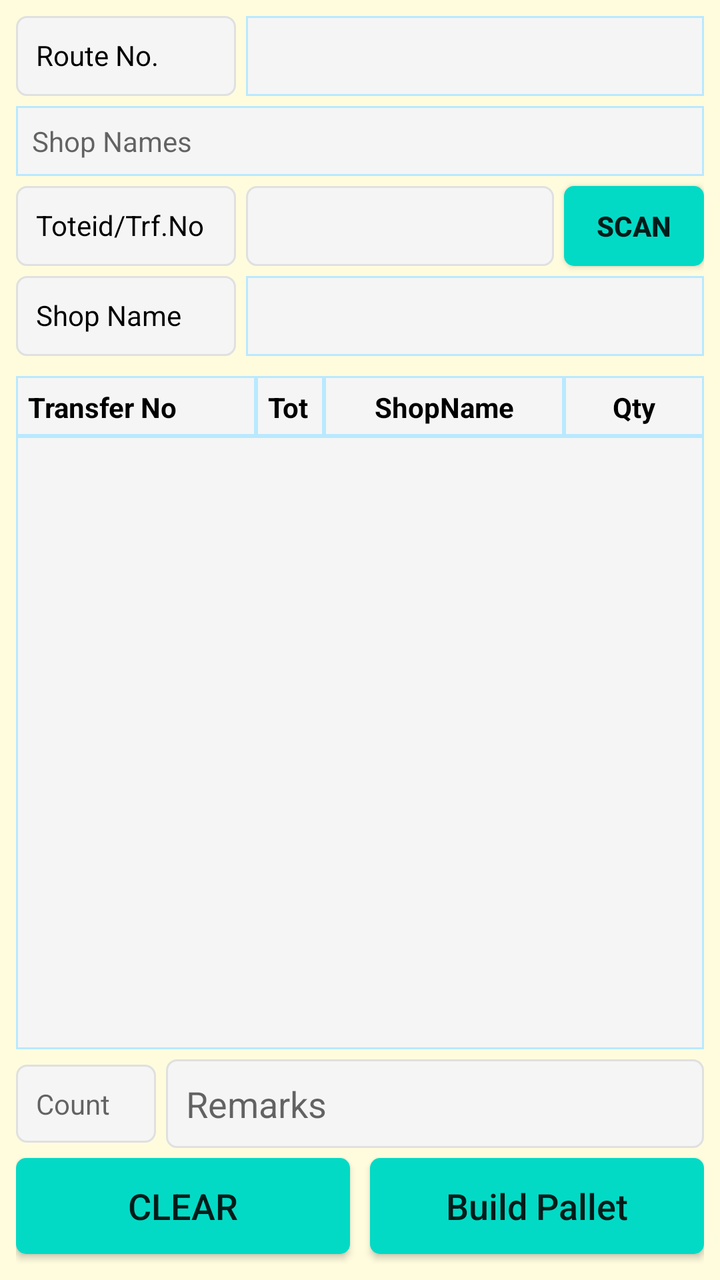
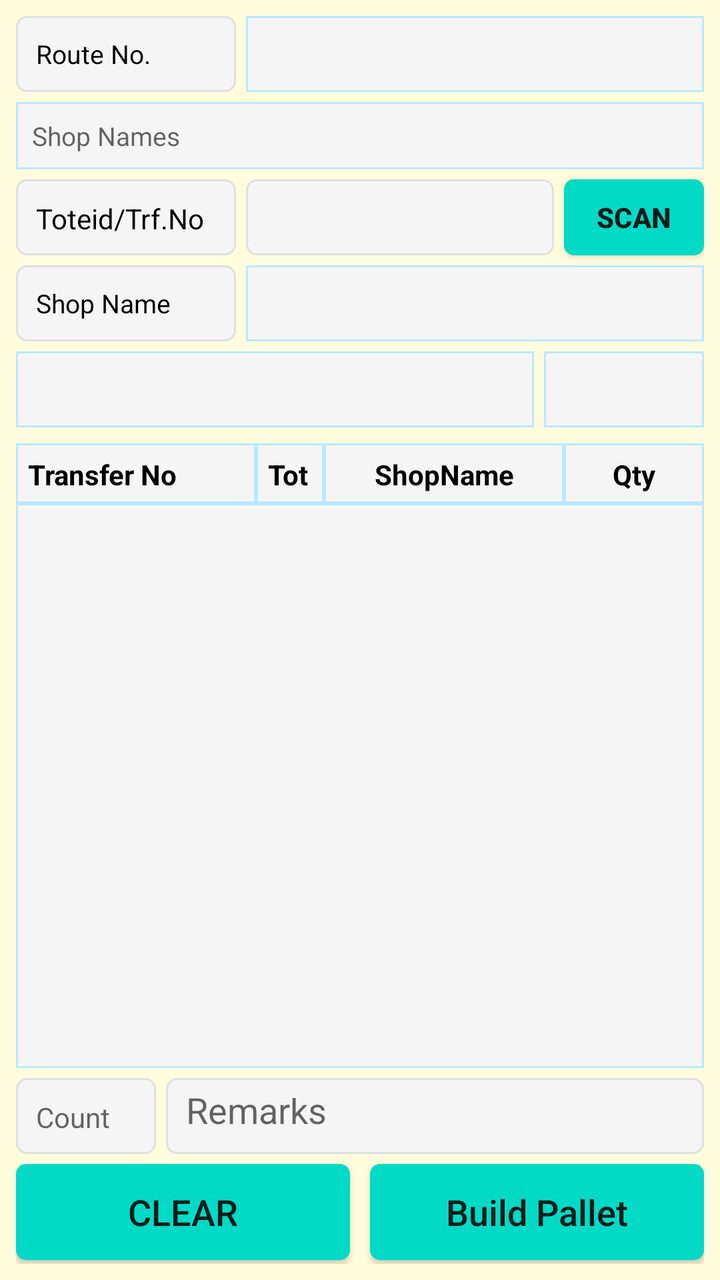

Two renders of the same Android screen: before a commit and after it. Below are the layout's source before the change and the commit's diff.
<!-- AndroidManifest.xml: application theme AppTheme -->
<!-- res/layout/fragment_building_delivery_pallet.xml -->
<?xml version="1.0" encoding="utf-8"?>
<FrameLayout xmlns:android="http://schemas.android.com/apk/res/android"
    xmlns:app="http://schemas.android.com/apk/res-auto"
    xmlns:tools="http://schemas.android.com/tools"
    android:layout_width="match_parent"
    android:layout_height="match_parent"
    android:background="@color/backColor"
    tools:context=".ui.buildingdelpallet.BuildingDeliveryPalletFragment">

    <androidx.constraintlayout.widget.ConstraintLayout
        android:layout_width="match_parent"
        android:layout_height="match_parent"
        android:padding="8dp">

        <TextView
            android:id="@+id/tv_plt_route_no"
            android:layout_width="110dp"
            android:layout_height="40dp"
            android:background="@drawable/et_custom"
            android:gravity="left"
            android:hint=""
            android:padding="10dp"
            android:text="Route No."
            android:textColor="@color/coloBlack"
            android:textSize="14sp"
            app:layout_constraintStart_toStartOf="parent"
            app:layout_constraintTop_toTopOf="parent" />

        <Spinner
            android:id="@+id/sp_plt_route_id"
            android:layout_width="0dp"
            android:layout_height="40dp"
            android:layout_marginLeft="5dp"
            android:background="@drawable/et_custom_total"
            android:gravity="center"
            android:hint=""
            android:padding="8dp"
            android:textSize="14sp"
            app:layout_constraintEnd_toEndOf="parent"
            app:layout_constraintStart_toEndOf="@+id/tv_plt_route_no"
            app:layout_constraintTop_toTopOf="@+id/tv_plt_route_no"
            tools:ignore="SpeakableTextPresentCheck,TouchTargetSizeCheck" />

        <TextView
            android:id="@+id/tv_shopnames_col"
            android:layout_width="0dp"
            android:layout_height="wrap_content"
            android:layout_marginTop="5dp"
            android:background="@drawable/et_custom_total"
            android:hint="Shop Names"
            android:padding="8dp"
            android:textSize="14sp"
            app:layout_constraintEnd_toEndOf="parent"
            app:layout_constraintStart_toStartOf="parent"
            app:layout_constraintTop_toBottomOf="@+id/sp_plt_route_id"></TextView>

        <TextView
            android:id="@+id/tv_plt_toteid"
            android:layout_width="110dp"
            android:layout_height="40dp"
            android:layout_marginTop="5dp"
            android:background="@drawable/et_custom"
            android:gravity="left"
            android:hint=""
            android:padding="10dp"
            android:text="Toteid/Trf.No"
            android:textColor="@color/coloBlack"
            android:textSize="14sp"
            app:layout_constraintStart_toStartOf="parent"
            app:layout_constraintTop_toBottomOf="@id/tv_shopnames_col" />

        <EditText

            android:id="@+id/et_plt_shop_transferno"
            android:layout_width="0dp"
            android:layout_height="40dp"
            android:layout_margin="5dp"
            android:background="@drawable/et_custom"
            android:padding="10dp"
            android:text=""
            android:textColor="@color/coloBlack"
            android:textSize="14sp"
            app:layout_constraintEnd_toStartOf="@+id/bt_transfer_scan"
            app:layout_constraintHorizontal_bias="1.0"
            app:layout_constraintStart_toEndOf="@+id/tv_plt_toteid"
            app:layout_constraintTop_toBottomOf="@+id/tv_shopnames_col">

        </EditText>

        <Button
            android:id="@+id/bt_transfer_scan"
            android:layout_width="70dp"
            android:layout_height="40dp"
            android:background="@drawable/btn_custom1"
            android:text="SCAN"
            android:textAllCaps="false"
            android:textSize="14sp"
            android:textStyle="bold"
            app:layout_constraintEnd_toEndOf="parent"
            app:layout_constraintTop_toTopOf="@+id/tv_plt_toteid"
            tools:ignore="TouchTargetSizeCheck" />

        <TextView
            android:id="@+id/tv_plt_shop"
            android:layout_width="110dp"
            android:layout_height="40dp"
            android:layout_marginTop="5dp"
            android:background="@drawable/et_custom"
            android:gravity="left"
            android:hint=""
            android:padding="10dp"
            android:text="Shop Name"
            android:textColor="@color/coloBlack"
            android:textSize="14sp"
            app:layout_constraintStart_toStartOf="parent"
            app:layout_constraintTop_toBottomOf="@+id/tv_plt_toteid" />

        <Spinner
            android:id="@+id/sp_plt_shopname"
            android:layout_width="0dp"
            android:layout_height="40dp"
            android:layout_marginLeft="5dp"
            android:background="@drawable/et_custom_total"
            android:gravity="center"
            android:hint=""
            android:padding="8dp"
            android:textSize="14sp"
            app:layout_constraintEnd_toEndOf="parent"
            app:layout_constraintStart_toEndOf="@+id/tv_plt_shop"
            app:layout_constraintTop_toTopOf="@+id/tv_plt_shop"
            tools:ignore="SpeakableTextPresentCheck,TouchTargetSizeCheck" />


        <TextView
            android:id="@+id/TextView8"
            android:layout_width="120dp"
            android:layout_height="30dp"
            android:layout_marginTop="10dp"
            android:background="@drawable/et_custom_total"
            android:gravity="left"
            android:hint=""
            android:padding="6dp"
            android:text="Transfer No"
            android:textColor="@color/coloBlack"
            android:textSize="14dp"
            android:textStyle="bold"
            app:layout_constraintStart_toStartOf="parent"
            app:layout_constraintTop_toBottomOf="@+id/tv_plt_shop" />

        <TextView
            android:id="@+id/TextView6"
            android:layout_width="0dp"
            android:layout_height="30dp"
            android:background="@drawable/et_custom_total"
            android:gravity="left"
            android:hint=""
            android:padding="6dp"
            android:text="Toteid"
            android:textColor="@color/coloBlack"
            android:textSize="14dp"
            android:textStyle="bold"
            app:layout_constraintEnd_toStartOf="@+id/TextView7"
            app:layout_constraintStart_toEndOf="@+id/TextView8"
            app:layout_constraintTop_toTopOf="@+id/TextView8" />

        <TextView
            android:id="@+id/TextView7"
            android:layout_width="120dp"
            android:layout_height="30dp"
            android:background="@drawable/et_custom_total"
            android:gravity="center"
            android:hint=""
            android:padding="6dp"
            android:text="ShopName"
            android:textColor="@color/coloBlack"
            android:textSize="14dp"
            android:textStyle="bold"
            app:layout_constraintEnd_toStartOf="@+id/TextView9"
            app:layout_constraintTop_toTopOf="@+id/TextView6" />

        <TextView
            android:id="@+id/TextView9"
            android:layout_width="70dp"
            android:layout_height="30dp"
            android:background="@drawable/et_custom_total"
            android:gravity="center"
            android:hint=""
            android:padding="6dp"
            android:text="Qty"
            android:textColor="@color/coloBlack"
            android:textSize="14dp"
            android:textStyle="bold"
            app:layout_constraintEnd_toEndOf="parent"
            app:layout_constraintTop_toTopOf="@+id/TextView8" />

        <ListView
            android:id="@+id/lv_div_seperate_det"
            android:layout_width="0dp"
            android:layout_height="0dp"
            android:layout_marginBottom="5dp"
            android:background="@drawable/et_custom_total"
            app:layout_constraintEnd_toEndOf="parent"
            app:layout_constraintHorizontal_bias="0.0"
            app:layout_constraintStart_toStartOf="parent"
            app:layout_constraintTop_toBottomOf="@+id/TextView8"
            app:layout_constraintBottom_toTopOf="@+id/et_remarks" />

        <EditText
            android:id="@+id/et_remarks"
            android:layout_width="0dp"
            android:layout_height="wrap_content"
            android:layout_marginBottom="5dp"
            android:background="@drawable/et_custom"
            android:hint="Remarks"
            android:padding="10dp"
            android:textAllCaps="false"
            android:textSize="18sp"
            app:layout_constraintBottom_toTopOf="@+id/bt_status_clear"
            app:layout_constraintEnd_toEndOf="parent"
            app:layout_constraintStart_toEndOf="@+id/tv_count" />

        <TextView
            android:id="@+id/tv_count"
            android:layout_width="70dp"
            android:layout_height="wrap_content"
            android:layout_marginRight="5dp"
            android:background="@drawable/et_custom"
            android:gravity="left"
            android:hint="Count"
            android:padding="10dp"
            android:textColor="@color/coloBlack"
            android:textSize="14dp"
            app:layout_constraintBottom_toBottomOf="@+id/et_remarks"
            app:layout_constraintEnd_toStartOf="@+id/et_remarks"
            app:layout_constraintStart_toStartOf="parent"
            app:layout_constraintTop_toTopOf="@+id/et_remarks" />

        <Button
            android:id="@+id/bt_status_clear"
            android:layout_width="0dp"
            android:layout_height="wrap_content"
            android:layout_marginBottom="5dp"
            android:background="@drawable/btn_custom1"
            android:text="CLEAR"
            android:textAllCaps="false"
            android:textSize="18sp"
            app:layout_constraintBottom_toBottomOf="parent"
            app:layout_constraintEnd_toStartOf="@+id/textView2"
            app:layout_constraintStart_toStartOf="parent" />

        <Button
            android:id="@+id/bt_status_build_plt"
            android:layout_width="0dp"
            android:layout_height="wrap_content"
            android:layout_marginBottom="5dp"
            android:background="@drawable/btn_custom1"
            android:text="Build Pallet"
            android:textAllCaps="false"
            android:textSize="18sp"
            app:layout_constraintBottom_toBottomOf="parent"
            app:layout_constraintEnd_toEndOf="parent"
            app:layout_constraintStart_toEndOf="@+id/textView2" />

        <TextView
            android:id="@+id/textView2"
            android:layout_width="wrap_content"
            android:layout_height="wrap_content"
            android:layout_marginStart="16dp"
            android:layout_marginLeft="16dp"
            android:layout_marginEnd="16dp"
            android:layout_marginRight="16dp"
            android:text="   "
            android:textColor="@color/colorAccent"
            app:layout_constraintBottom_toBottomOf="parent"
            app:layout_constraintEnd_toEndOf="parent"
            app:layout_constraintStart_toStartOf="parent"
            tools:ignore="SpeakableTextPresentCheck" />

</androidx.constraintlayout.widget.ConstraintLayout>


</FrameLayout>
<!-- resources referenced by this layout -->
<resources>
  <color name="backColor">#FFFCDE</color>
  <color name="coloBlack">#000000</color>
  <color name="colorAccent">#000000</color>
  <!-- drawable btn_custom1 (drawable) -->
  <?xml version="1.0" encoding="utf-8"?>
  <shape xmlns:android="http://schemas.android.com/apk/res/android"
      android:padding="10dp"
      android:shape="rectangle" >
  
      <solid android:color="@color/colorBtn" />
  
      <corners
          android:bottomLeftRadius="5dp"
          android:bottomRightRadius="5dp"
          android:topLeftRadius="5dp"
          android:topRightRadius="5dp" />
  
  </shape>
  <!-- drawable et_custom (drawable) -->
  <?xml version="1.0" encoding="utf-8"?>
  <shape xmlns:android="http://schemas.android.com/apk/res/android"
      android:padding="10dp"
      android:shape="rectangle" >
  
      <solid android:color="#f5f5f5" />
  
      <stroke
          android:width="1dp"
          android:color="#e0e0e0" />
  
      <corners
          android:bottomLeftRadius="5dp"
          android:bottomRightRadius="5dp"
          android:topLeftRadius="5dp"
          android:topRightRadius="5dp" />
  
  </shape>
  <!-- drawable et_custom_total (drawable) -->
  <?xml version="1.0" encoding="utf-8"?>
  <shape xmlns:android="http://schemas.android.com/apk/res/android"
      android:padding="10dp"
      android:shape="rectangle" >
  
      <solid android:color="#f5f5f5" />
  
      <stroke
          android:width="1dp"
          android:color="#B9E9FF" />
  
      <corners
          android:bottomLeftRadius="0dp"
          android:bottomRightRadius="0dp"
          android:topLeftRadius="0dp"
          android:topRightRadius="0dp" />
  
  </shape>
  <style name="AppTheme" parent="Theme.AppCompat.Light.NoActionBar">
          
          <item name="colorPrimary">@color/colorPrimary</item>
          <item name="colorPrimaryDark">@color/colorPrimaryDark</item>
          <item name="colorAccent">@color/colorAccent</item>
      </style>
  <color name="colorBtn">#03DAC5</color>
  <color name="colorPrimary">#ffb200</color>
  <color name="colorPrimaryDark">#ffb200</color>
</resources>

<!-- the commit's change to res/layout/fragment_building_delivery_pallet.xml (unified diff, before → after) -->
@@ -15,27 +15,27 @@
         <TextView
             android:id="@+id/tv_plt_route_no"
             android:layout_width="110dp"
-            android:layout_height="40dp"
+            android:layout_height="38dp"
             android:background="@drawable/et_custom"
             android:gravity="left"
             android:hint=""
             android:padding="10dp"
             android:text="Route No."
             android:textColor="@color/coloBlack"
-            android:textSize="14sp"
+            android:textSize="13sp"
             app:layout_constraintStart_toStartOf="parent"
             app:layout_constraintTop_toTopOf="parent" />
 
         <Spinner
             android:id="@+id/sp_plt_route_id"
             android:layout_width="0dp"
-            android:layout_height="40dp"
+            android:layout_height="38dp"
             android:layout_marginLeft="5dp"
             android:background="@drawable/et_custom_total"
             android:gravity="center"
             android:hint=""
             android:padding="8dp"
-            android:textSize="14sp"
+            android:textSize="13sp"
             app:layout_constraintEnd_toEndOf="parent"
             app:layout_constraintStart_toEndOf="@+id/tv_plt_route_no"
             app:layout_constraintTop_toTopOf="@+id/tv_plt_route_no"
@@ -49,7 +49,7 @@
             android:background="@drawable/et_custom_total"
             android:hint="Shop Names"
             android:padding="8dp"
-            android:textSize="14sp"
+            android:textSize="13sp"
             app:layout_constraintEnd_toEndOf="parent"
             app:layout_constraintStart_toStartOf="parent"
             app:layout_constraintTop_toBottomOf="@+id/sp_plt_route_id"></TextView>
@@ -57,7 +57,7 @@
         <TextView
             android:id="@+id/tv_plt_toteid"
             android:layout_width="110dp"
-            android:layout_height="40dp"
+            android:layout_height="38dp"
             android:layout_marginTop="5dp"
             android:background="@drawable/et_custom"
             android:gravity="left"
@@ -73,13 +73,13 @@
 
             android:id="@+id/et_plt_shop_transferno"
             android:layout_width="0dp"
-            android:layout_height="40dp"
+            android:layout_height="38dp"
             android:layout_margin="5dp"
             android:background="@drawable/et_custom"
             android:padding="10dp"
             android:text=""
             android:textColor="@color/coloBlack"
-            android:textSize="14sp"
+            android:textSize="13sp"
             app:layout_constraintEnd_toStartOf="@+id/bt_transfer_scan"
             app:layout_constraintHorizontal_bias="1.0"
             app:layout_constraintStart_toEndOf="@+id/tv_plt_toteid"
@@ -90,7 +90,7 @@
         <Button
             android:id="@+id/bt_transfer_scan"
             android:layout_width="70dp"
-            android:layout_height="40dp"
+            android:layout_height="38dp"
             android:background="@drawable/btn_custom1"
             android:text="SCAN"
             android:textAllCaps="false"
@@ -103,7 +103,7 @@
         <TextView
             android:id="@+id/tv_plt_shop"
             android:layout_width="110dp"
-            android:layout_height="40dp"
+            android:layout_height="38dp"
             android:layout_marginTop="5dp"
             android:background="@drawable/et_custom"
             android:gravity="left"
@@ -111,20 +111,60 @@
             android:padding="10dp"
             android:text="Shop Name"
             android:textColor="@color/coloBlack"
+            android:textSize="13sp"
+            app:layout_constraintStart_toStartOf="parent"
+            app:layout_constraintTop_toBottomOf="@+id/tv_plt_toteid" />
+
+        <Spinner
+            android:id="@+id/sp_transfer_printer"
+            android:layout_width="0dp"
+            android:layout_height="38dp"
+            android:layout_marginTop="5dp"
+            android:background="@drawable/et_custom_total"
+            android:gravity="center"
+            android:hint=""
+            android:layout_marginRight="5dp"
+            android:padding="8dp"
             android:textSize="14sp"
-            app:layout_constraintStart_toStartOf="parent"
-            app:layout_constraintTop_toBottomOf="@+id/tv_plt_toteid" />
+            app:layout_constraintEnd_toStartOf="@+id/sp_transfer_print_copies"
+            app:layout_constraintStart_toStartOf="parent"
+            app:layout_constraintTop_toBottomOf="@+id/tv_plt_shop"
+            tools:ignore="SpeakableTextPresentCheck,TouchTargetSizeCheck" />
+
+
+        <Spinner
+            android:id="@+id/sp_transfer_print_copies"
+            android:layout_width="80dp"
+            android:layout_height="38dp"
+            android:layout_marginRight="0dp"
+            android:background="@drawable/et_custom_total"
+            android:gravity="center"
+            android:hint=""
+            android:padding="8dp"
+            android:textSize="14sp"
+            app:layout_constraintEnd_toEndOf="parent"
+            app:layout_constraintTop_toTopOf="@+id/sp_transfer_printer"
+            tools:ignore="SpeakableTextPresentCheck,TouchTargetSizeCheck" />
+
+
+
+
+
+
+
+
+
 
         <Spinner
             android:id="@+id/sp_plt_shopname"
             android:layout_width="0dp"
-            android:layout_height="40dp"
+            android:layout_height="38dp"
             android:layout_marginLeft="5dp"
             android:background="@drawable/et_custom_total"
             android:gravity="center"
             android:hint=""
             android:padding="8dp"
-            android:textSize="14sp"
+            android:textSize="13sp"
             app:layout_constraintEnd_toEndOf="parent"
             app:layout_constraintStart_toEndOf="@+id/tv_plt_shop"
             app:layout_constraintTop_toTopOf="@+id/tv_plt_shop"
@@ -135,7 +175,7 @@
             android:id="@+id/TextView8"
             android:layout_width="120dp"
             android:layout_height="30dp"
-            android:layout_marginTop="10dp"
+            android:layout_marginTop="8dp"
             android:background="@drawable/et_custom_total"
             android:gravity="left"
             android:hint=""
@@ -145,7 +185,7 @@
             android:textSize="14dp"
             android:textStyle="bold"
             app:layout_constraintStart_toStartOf="parent"
-            app:layout_constraintTop_toBottomOf="@+id/tv_plt_shop" />
+            app:layout_constraintTop_toBottomOf="@+id/sp_transfer_printer" />
 
         <TextView
             android:id="@+id/TextView6"
@@ -208,7 +248,7 @@
         <EditText
             android:id="@+id/et_remarks"
             android:layout_width="0dp"
-            android:layout_height="wrap_content"
+            android:layout_height="38dp"
             android:layout_marginBottom="5dp"
             android:background="@drawable/et_custom"
             android:hint="Remarks"
@@ -222,7 +262,7 @@
         <TextView
             android:id="@+id/tv_count"
             android:layout_width="70dp"
-            android:layout_height="wrap_content"
+            android:layout_height="38dp"
             android:layout_marginRight="5dp"
             android:background="@drawable/et_custom"
             android:gravity="left"
@@ -239,7 +279,7 @@
             android:id="@+id/bt_status_clear"
             android:layout_width="0dp"
             android:layout_height="wrap_content"
-            android:layout_marginBottom="5dp"
+            android:layout_marginBottom="2dp"
             android:background="@drawable/btn_custom1"
             android:text="CLEAR"
             android:textAllCaps="false"
@@ -252,7 +292,7 @@
             android:id="@+id/bt_status_build_plt"
             android:layout_width="0dp"
             android:layout_height="wrap_content"
-            android:layout_marginBottom="5dp"
+            android:layout_marginBottom="2dp"
             android:background="@drawable/btn_custom1"
             android:text="Build Pallet"
             android:textAllCaps="false"
